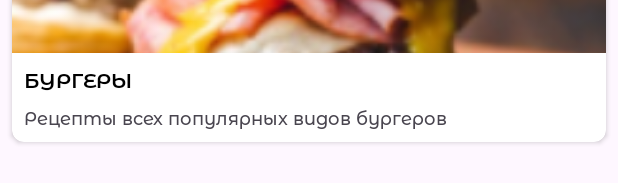
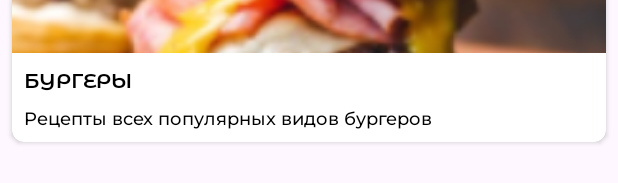
Before and after one commit to vvaganov/RecipeApp, an Android app: the layout item_category.xml on its own in the app's theme, with its tools: preview values and no code run, on a phone screen of 412 x 824 dp. Shown: the part 154-337 px from the top of the screen. Run offline under Robolectric (Android 15) with nearby library versions, the phone set to English and light mode, and no system bars.

Commit message:
RA-13 fixed image size and syntax

```diff
--- a/app/src/main/res/layout/item_category.xml
+++ b/app/src/main/res/layout/item_category.xml
@@ -34,7 +34,6 @@
                 style="@style/StyleTitle14"
                 android:layout_width="match_parent"
                 android:layout_height="wrap_content"
-                android:lineHeight="@dimen/text_size_16"
                 android:textColor="@color/black"
                 tools:text="Бургеры" />
 
@@ -43,9 +42,7 @@
                 android:layout_width="match_parent"
                 android:layout_height="wrap_content"
                 android:layout_marginTop="@dimen/indent_8"
-                android:fontFamily="@font/montserrat_alternates_medium"
-                android:lineHeight="@dimen/text_size_16"
-                android:textSize="@dimen/text_size_12"
+                style="@style/StyleDescriptionCategory"
                 tools:text="Рецепты всех популярных видов бургеров" />
         </LinearLayout>
 
--- a/app/src/main/res/values/colors.xml
+++ b/app/src/main/res/values/colors.xml
@@ -8,5 +8,5 @@
     <color name="recipeListTextColor">#5F3678</color>
     <color name="ingredientsListTextColor">#666666</color>
     <color name="numberOfServings">#626466</color>
-
+    <color name="dividerLineColor">#F5F5F5</color>
 </resources>
--- a/app/src/main/res/values/dimens.xml
+++ b/app/src/main/res/values/dimens.xml
@@ -5,6 +5,7 @@
     <dimen name="indent_2">2dp</dimen>
     <dimen name="indent_4">4dp</dimen>
     <dimen name="indent_10">10dp</dimen>
+    <dimen name="indent_12">12dp</dimen>
     <dimen name="indent_20">20dp</dimen>
 
     <dimen name="text_size_14">14sp</dimen>
@@ -16,4 +17,6 @@
     <dimen name="height_title_image">224dp</dimen>
     <dimen name="height_image_category_list">130dp</dimen>
     <dimen name="height_image_recipe_list">100dp</dimen>
+    <dimen name="indent_6">6dp</dimen>
+
 </resources>
--- a/app/src/main/res/values/strings.xml
+++ b/app/src/main/res/values/strings.xml
@@ -2,4 +2,6 @@
     <string name="app_name" translatable="false">RecipeApp</string>
     <string name="title_category">Категории</string>
     <string name="title_favourites">Избранное</string>
+    <string name="title_ingredient">Ингредиенты</string>
+    <string name="title_portions">Порции</string>
 </resources>
--- a/app/src/main/res/values/styles.xml
+++ b/app/src/main/res/values/styles.xml
@@ -7,15 +7,16 @@
         <item name="android:textColor">@color/white</item>
         <item name="android:textAllCaps">true</item>
     </style>
+
     <style name="StyleTitle16" parent="TextAppearance.AppCompat">
-        <item name="android:fontFamily">@font/montserrat_alternates_semi_bold</item>
+        <item name="android:fontFamily">@font/montserrat_semi_bold</item>
         <item name="android:textSize">@dimen/text_size_16</item>
         <item name="android:textColor">@color/numberOfServings</item>
     </style>
 
     <style name="StyleIngredientsText" parent="StyleTitle14">
         <item name="android:textColor">@color/ingredientsListTextColor</item>
-        <item name="fontFamily">@font/montserrat_alternates_medium</item>
+        <item name="fontFamily">@font/montserrat_regular</item>
     </style>
 
     <style name="StyleListRecipeTitle" parent="StyleTitle14">
@@ -27,6 +28,12 @@
         <item name="android:textColor">@color/black</item>
     </style>
 
+    <style name="StyleDescriptionCategory" parent="TextAppearance.AppCompat">
+        <item name="android:textSize">@dimen/text_size_12</item>
+        <item name="fontFamily">@font/montserrat_medium</item>
+        <item name="android:textColor">@color/black</item>
+    </style>
+
     <style name="StyleNavButton" parent="Widget.Material3.Button">
         <item name="android:textAppearance">@style/StyleTitle14</item>
         <item name="android:paddingVertical">@dimen/indent_10</item>
```
Also changed, not shown: app/src/main/java/com/example/recipeapp/RecipeFragment.kt (+19 -19 lines), app/src/main/res/layout/fragment_recipe.xml (+6 -7 lines), app/src/main/res/font/montserrat.ttf (deleted), app/src/main/res/font/montserrat_alternates_medium.ttf (deleted), app/src/main/res/font/montserrat_medium.ttf (added).
